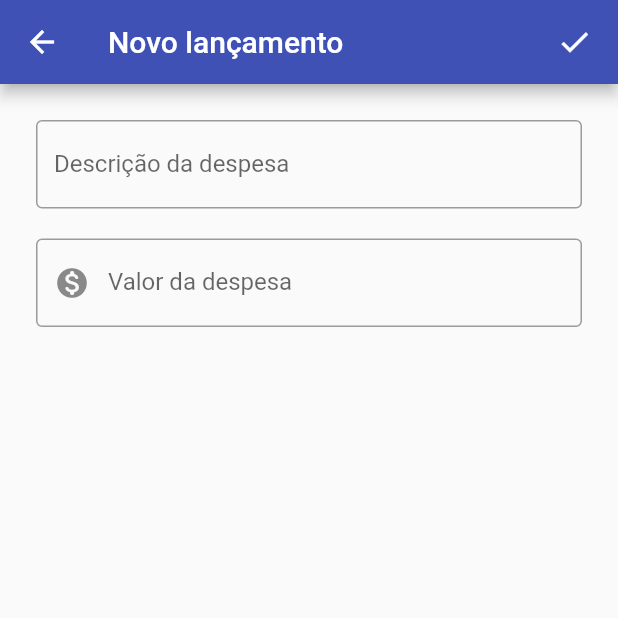
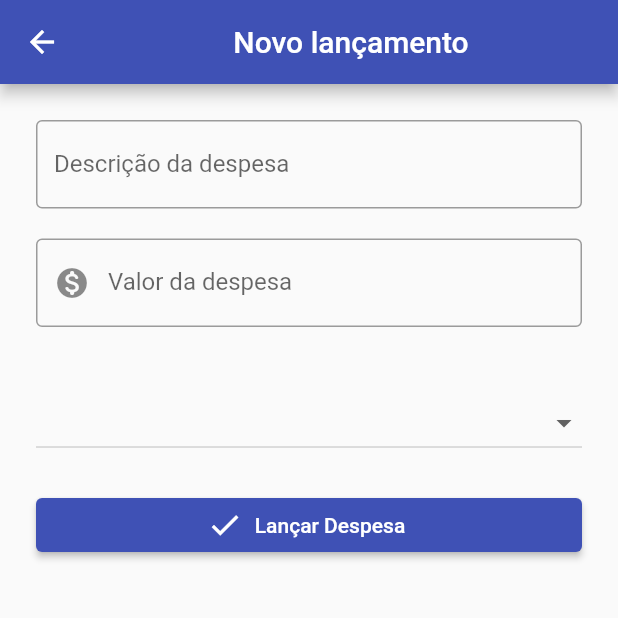
Before and after one commit to leeooallves/Projeto-Flutter, a Flutter app: the screen it shows after launch, after a tap on the "add" icon, on a phone screen of 412 x 824 dp, the top half of it. Run offline on Flutter 3.47's test engine with Material 2 defaults, Android fonts, the phone set to English and light mode, and no system bars.

Commit message:
Versão final apresentação projeto

```diff
--- a/lib/app.dart
+++ b/lib/app.dart
@@ -1,20 +1,19 @@
 import 'package:flutter/material.dart';
-import 'package:projeto/pages/financas_page.dart';
+import 'package:projeto/pages/home_page.dart';
 
-class App extends StatefulWidget {
+class App extends StatelessWidget {
   const App({super.key});
 
-  @override
-  State<App> createState() => _AppState();
-}
+  // int paginaAtual = 0;
 
-class _AppState extends State<App> {
+  // late PageController pc;
+
   @override
   Widget build(BuildContext context) {
     return const MaterialApp(
       title: 'App finanças',
       debugShowCheckedModeBanner: false,
-      home: FinancasPage(),
+      home: const HomePage(),
     );
   }
 }
--- /dev/null
+++ b/lib/model/carteira.dart
@@ -0,0 +1,11 @@
+import 'package:flutter/material.dart';
+
+class Carteira {
+  late final double saldo;
+
+  Carteira({
+    required this.saldo,
+  });
+
+
+}
--- a/lib/model/transacao.dart
+++ b/lib/model/transacao.dart
@@ -1,13 +1,11 @@
 class Transacao {
-  String id;
-  String titulo;
-  double valor;
-  String data;
+  final String titulo;
+  final double valor;
+  final bool tipo;
 
   Transacao({
-    required this.id,
     required this.titulo,
     required this.valor,
-    required this.data,
+    required this.tipo,
   });
 }
--- /dev/null
+++ b/lib/pages/despesas_page.dart
@@ -0,0 +1,54 @@
+import 'package:flutter/material.dart';
+import 'package:projeto/model/transacao.dart';
+
+import '../repositories/transacao_repository.dart';
+
+class DespesasPage extends StatefulWidget {
+  const DespesasPage({super.key});
+
+  @override
+  State<DespesasPage> createState() => _DespesasPageState();
+}
+
+class _DespesasPageState extends State<DespesasPage> {
+  final TransacaoRepository transacaoRepository = TransacaoRepository();
+  List<Transacao> transacoes = [];
+
+  @override
+  Widget build(BuildContext context) {
+    transacoes = transacaoRepository.getDespesas();
+    return Scaffold(
+      appBar: AppBar(
+        title: Center(child: Text('Despesas')),
+        backgroundColor: Colors.indigo,
+      ),
+      body: Column(
+        children: [
+          Flexible(
+              flex: 3,
+              child: ListView.separated(
+                  itemBuilder: (BuildContext context, int transacao) {
+                    return ListTile(
+                      shape: const RoundedRectangleBorder(
+                          borderRadius: BorderRadius.all(Radius.circular(200))),
+                      leading: const Icon(Icons.attach_money_rounded,
+                          color: Colors.red),
+                      tileColor: Colors.indigo,
+                      title: Text(
+                        transacoes[transacao].titulo.toString(),
+                        style: TextStyle(color: Colors.white),
+                      ),
+                      trailing: Text(
+                        transacoes[transacao].valor.toString(),
+                        style: TextStyle(color: Colors.white),
+                      ),
+                    );
+                  },
+                  padding: EdgeInsets.all(16),
+                  separatorBuilder: (_, ___) => Divider(),
+                  itemCount: transacoes.length)),
+        ],
+      ),
+    );
+  }
+}
--- a/lib/pages/financas_page.dart
+++ b/lib/pages/financas_page.dart
@@ -1,35 +1,42 @@
 import 'package:flutter/material.dart';
-import 'package:projeto/model/transacao.dart';
+import 'package:projeto/model/carteira.dart';
 import 'package:projeto/pages/nova_transacao_page.dart';
 import 'package:projeto/repositories/transacao_repository.dart';
 
-class FinancasPage extends StatelessWidget {
+class FinancasPage extends StatefulWidget {
   const FinancasPage({Key? key}) : super(key: key);
 
-  novaTransacao() {
-    // Navigator.push(
-    //   context,
-    //   MaterialPageRoute(
-    //     builder: (context) => const NovaTransacao(),
-    //   ),
-    // );
+  @override
+  State<FinancasPage> createState() => _FinancasPageState();
+}
+
+class _FinancasPageState extends State<FinancasPage> {
+  final TransacaoRepository transacaoRepository = TransacaoRepository();
+  late final Carteira carteira;
+
+  despesas(int transacao) {
+    return ListTile(
+      shape: const RoundedRectangleBorder(
+          borderRadius: BorderRadius.all(Radius.circular(200))),
+      leading: const Icon(Icons.attach_money_rounded, color: Colors.red),
+      tileColor: Colors.indigo,
+      title: Text(
+        transacaoRepository.transacoes[transacao].titulo,
+        style: TextStyle(color: Colors.white),
+      ),
+      trailing: Text(transacaoRepository.transacoes[transacao].valor.toString(),
+          style: TextStyle(color: Colors.white)),
+    );
   }
 
   @override
   Widget build(BuildContext context) {
-    final tabela = TransacaoRepository.transacoes;
+    // carteira = transacaoRepository.somaLancamentos();
 
     return Scaffold(
       appBar: AppBar(
-        title: Center(child: Text('Finanças')),
+        title: const Center(child: Text('Finanças')),
         backgroundColor: Colors.indigo,
-        actions: [
-          IconButton(
-            onPressed: () {},
-            icon: const Icon(Icons.menu),
-            padding: const EdgeInsets.all(15.0),
-          )
-        ],
       ),
       body: Column(
         children: [
@@ -39,10 +46,10 @@ class FinancasPage extends StatelessWidget {
                 padding: EdgeInsets.all(30),
                 margin: EdgeInsets.all(10),
                 child: Text(
-                  tabela.length.toString(),
+                  transacaoRepository.lancamentos.length.toString(),
                   style: TextStyle(
-                      fontSize: 90,
-                      letterSpacing: 5,
+                      fontSize: 70,
+                      letterSpacing: 4,
                       color: Colors.green.shade600),
                 ),
               )),
@@ -50,35 +57,27 @@ class FinancasPage extends StatelessWidget {
           Flexible(
               flex: 3,
               child: ListView.separated(
-                  itemBuilder: (BuildContext context, int transacao) {
-                    return ListTile(
-                      shape: const RoundedRectangleBorder(
-                          borderRadius: BorderRadius.all(Radius.circular(200))),
-                      leading: const Icon(Icons.attach_money_rounded,
-                          color: Colors.red),
-                      title: Text(tabela[transacao].titulo),
-                      trailing: Text(tabela[transacao].valor.toString()),
-                      selected: true,
-                      selectedTileColor: Colors.indigo,
-                    );
-                  },
+                  itemBuilder: (BuildContext context, int transacao) =>
+                      despesas(transacao),
                   padding: EdgeInsets.all(16),
                   separatorBuilder: (_, ___) => Divider(),
-                  itemCount: tabela.length))
+                  itemCount: transacaoRepository.transacoes.length))
         ],
       ),
       floatingActionButton: FloatingActionButton(
         onPressed: () {
           // novaTransacao();
-          Navigator.push(
-            context,
+          Navigator.of(context).push(
             MaterialPageRoute(
-              builder: (context) => const NovaTransacao(),
+              builder: (_) => NovaTransacao(
+                transacoesRepository: transacaoRepository,
+                // save: () => {},
+              ),
             ),
           );
         },
         child: Icon(Icons.add),
-        backgroundColor: Colors.indigo,
+        backgroundColor: Colors.green,
       ),
     );
   }
--- /dev/null
+++ b/lib/pages/ganhos_page.dart
@@ -0,0 +1,53 @@
+import 'package:flutter/material.dart';
+
+import '../model/transacao.dart';
+import '../repositories/transacao_repository.dart';
+
+class GanhoPage extends StatefulWidget {
+  const GanhoPage({super.key});
+
+  @override
+  State<GanhoPage> createState() => _GanhoPageState();
+}
+
+class _GanhoPageState extends State<GanhoPage> {
+  final TransacaoRepository transacaoRepository = TransacaoRepository();
+  List<Transacao> transacoes = [];
+  @override
+  Widget build(BuildContext context) {
+    transacoes = transacaoRepository.getGanhos();
+    return Scaffold(
+      appBar: AppBar(
+        title: Center(child: Text('Ganhos')),
+        backgroundColor: Colors.indigo,
+      ),
+      body: Column(
+        children: [
+          Flexible(
+              flex: 3,
+              child: ListView.separated(
+                  itemBuilder: (BuildContext context, int transacao) {
+                    return ListTile(
+                      shape: const RoundedRectangleBorder(
+                          borderRadius: BorderRadius.all(Radius.circular(200))),
+                      leading: const Icon(Icons.attach_money_rounded,
+                          color: Colors.green),
+                      tileColor: Colors.indigo,
+                      title: Text(
+                        transacoes[transacao].titulo.toString(),
+                        style: TextStyle(color: Colors.white),
+                      ),
+                      trailing: Text(
+                        transacoes[transacao].valor.toString(),
+                        style: TextStyle(color: Colors.white),
+                      ),
+                    );
+                  },
+                  padding: EdgeInsets.all(16),
+                  separatorBuilder: (_, ___) => Divider(),
+                  itemCount: transacoes.length)),
+        ],
+      ),
+    );
+  }
+}
--- /dev/null
+++ b/lib/pages/home_page.dart
@@ -0,0 +1,55 @@
+import 'package:flutter/material.dart';
+import 'package:projeto/pages/despesas_page.dart';
+import 'package:projeto/pages/financas_page.dart';
+import 'package:projeto/pages/ganhos_page.dart';
+
+class HomePage extends StatefulWidget {
+  const HomePage({super.key});
+
+  @override
+  State<HomePage> createState() => _HomePageState();
+}
+
+class _HomePageState extends State<HomePage> {
+  int paginaAtual = 0;
+  late PageController pc;
+
+  @override
+  void initState() {
+    super.initState();
+    pc = PageController(initialPage: paginaAtual);
+  }
+
+  setPaginaAtual(pagina) {
+    setState(() {
+      paginaAtual = pagina;
+    });
+  }
+
+  Widget build(BuildContext context) {
+    return Scaffold(
+      body: PageView(
+        controller: pc,
+        children: [FinancasPage(), DespesasPage(), GanhoPage()],
+        onPageChanged: setPaginaAtual,
+      ),
+      bottomNavigationBar: BottomNavigationBar(
+        currentIndex: paginaAtual,
+        items: [
+          BottomNavigationBarItem(icon: Icon(Icons.list), label: 'Lançamentos'),
+          BottomNavigationBarItem(
+              icon: Icon(Icons.money_off), label: 'Despesas'),
+          BottomNavigationBarItem(
+              icon: Icon(Icons.attach_money), label: 'Ganhos'),
+        ],
+        onTap: (pagina) {
+          pc.animateToPage(
+            pagina,
+            duration: Duration(milliseconds: 400),
+            curve: Curves.ease,
+          );
+        },
+      ),
+    );
+  }
+}
--- a/lib/pages/nova_transacao_page.dart
+++ b/lib/pages/nova_transacao_page.dart
@@ -1,35 +1,54 @@
 import 'package:flutter/material.dart';
+import 'package:flutter/services.dart';
+import 'package:projeto/model/transacao.dart';
+import 'package:projeto/repositories/transacao_repository.dart';
 
 class NovaTransacao extends StatefulWidget {
-  const NovaTransacao({super.key});
+  final TransacaoRepository transacoesRepository;
+  // final Function() save;
+  const NovaTransacao({
+    Key? key,
+    required this.transacoesRepository,
+    // required this.save,
+  }) : super(key: key);
 
   @override
   State<NovaTransacao> createState() => _NovaTransacaoState();
 }
 
 class _NovaTransacaoState extends State<NovaTransacao> {
+  final _form = GlobalKey<FormState>();
+  final _descricao = TextEditingController();
+  final _valor = TextEditingController();
+  final _tipoLancamento = TextEditingController();
+  final dropValue = ValueNotifier('');
+  final dropOpcoes = ['Despesa', 'Ganho'];
+
+  novaTransacao() {
+    if (_form.currentState!.validate()) {
+      // Navigator.pop(context);
+      widget.transacoesRepository.salvarLancamento(Transacao(
+          titulo: _descricao.text,
+          valor: double.parse(_valor.text),
+          tipo: true));
+
+      Navigator.of(context).pop();
+      ScaffoldMessenger.of(context).showSnackBar(
+          SnackBar(content: Text('Novo lançamento realizado com sucesso')));
+    }
+  }
+
   @override
   Widget build(BuildContext context) {
     return Scaffold(
       appBar: AppBar(
-        title: Text('Novo lançamento'),
+        title: Center(child: Text('Novo lançamento')),
         backgroundColor: Colors.indigo,
-        actions: [
-          Padding(
-            padding: const EdgeInsets.all(5),
-            child: IconButton(
-              onPressed: () => {},
-              icon: const Icon(
-                Icons.check,
-                color: Colors.white,
-              ),
-            ),
-          )
-        ],
       ),
       body: Padding(
         padding: const EdgeInsets.all(24.0),
         child: Form(
+          key: _form,
           child: ListView(
             children: [
               Padding(
@@ -38,6 +57,12 @@ class _NovaTransacaoState extends State<NovaTransacao> {
                   decoration: const InputDecoration(
                       border: OutlineInputBorder(),
                       labelText: 'Descrição da despesa'),
+                  validator: (value) {
+                    if (value!.isEmpty) {
+                      return 'Informe uma descrição';
+                    }
+                  },
+                  controller: _descricao,
                 ),
               ),
               Padding(
@@ -52,6 +77,7 @@ class _NovaTransacaoState extends State<NovaTransacao> {
                         style: TextStyle(fontSize: 12),
                       )),
                   keyboardType: TextInputType.number,
+                  inputFormatters: [FilteringTextInputFormatter.digitsOnly],
                   validator: (value) {
                     if (value!.isEmpty) {
                       return 'Informe o valor da despesa';
@@ -59,8 +85,31 @@ class _NovaTransacaoState extends State<NovaTransacao> {
                       return 'Informe um valor maior que R\$0,01';
                     }
                     return null;
-                    }),
+                  },
+                  controller: _valor,
                 ),
+              ),
+              Padding(
+                padding: EdgeInsets.symmetric(vertical: 20),
+                child: DropdownButton(
+                  items: const [
+                    DropdownMenuItem(
+                      child: Text('data'),
+                      value: 'texte',
+                    ),
+                  ],
+                  onChanged: (value) {},
+                  isExpanded: true,
+                ),
+              ),
+              ElevatedButton.icon(
+                  onPressed: () => novaTransacao(),
+                  style: const ButtonStyle(
+                      backgroundColor: MaterialStatePropertyAll(Colors.indigo)),
+                  icon: const Icon(
+                    Icons.check,
+                  ),
+                  label: Text('Lançar Despesa')),
             ],
           ),
         ),
--- a/lib/repositories/transacao_repository.dart
+++ b/lib/repositories/transacao_repository.dart
@@ -1,33 +1,72 @@
+import 'dart:collection';
+import 'package:flutter/material.dart';
 import 'package:projeto/model/transacao.dart';
 
-class TransacaoRepository {
-  static List<Transacao> transacoes = [
-    Transacao(id: '1', titulo: 'testando1', valor: 50.55, data: '12/12/2022'),
-    Transacao(id: '2', titulo: 'testando2', valor: 50.56, data: '12/12/2022'),
-    Transacao(id: '3', titulo: 'testando3', valor: 50.57, data: '12/12/2022'),
-    Transacao(id: '1', titulo: 'testando1', valor: 50.55, data: '12/12/2022'),
-    Transacao(id: '2', titulo: 'testando2', valor: 50.56, data: '12/12/2022'),
-    Transacao(id: '3', titulo: 'testando3', valor: 50.57, data: '12/12/2022'),
-    Transacao(id: '1', titulo: 'testando1', valor: 50.55, data: '12/12/2022'),
-    Transacao(id: '2', titulo: 'testando2', valor: 50.56, data: '12/12/2022'),
-    Transacao(id: '3', titulo: 'testando3', valor: 50.57, data: '12/12/2022'),
-    Transacao(id: '1', titulo: 'testando1', valor: 50.55, data: '12/12/2022'),
-    Transacao(id: '2', titulo: 'testando2', valor: 50.56, data: '12/12/2022'),
-    Transacao(id: '3', titulo: 'testando3', valor: 50.57, data: '12/12/2022'),
-    Transacao(id: '1', titulo: 'testando1', valor: 50.55, data: '12/12/2022'),
-    Transacao(id: '2', titulo: 'testando2', valor: 50.56, data: '12/12/2022'),
-    Transacao(id: '3', titulo: 'testando3', valor: 50.57, data: '12/12/2022'),
-    Transacao(id: '1', titulo: 'testando1', valor: 50.55, data: '12/12/2022'),
-    Transacao(id: '2', titulo: 'testando2', valor: 50.56, data: '12/12/2022'),
-    Transacao(id: '3', titulo: 'testando3', valor: 50.57, data: '12/12/2022'),
-    Transacao(id: '1', titulo: 'testando1', valor: 50.55, data: '12/12/2022'),
-    Transacao(id: '2', titulo: 'testando2', valor: 50.56, data: '12/12/2022'),
-    Transacao(id: '3', titulo: 'testando3', valor: 50.57, data: '12/12/2022'),
-    Transacao(id: '1', titulo: 'testando1', valor: 50.55, data: '12/12/2022'),
-    Transacao(id: '2', titulo: 'testando2', valor: 50.56, data: '12/12/2022'),
-    Transacao(id: '3', titulo: 'testando3', valor: 50.57, data: '12/12/2022'),
-    Transacao(id: '1', titulo: 'testando1', valor: 50.55, data: '12/12/2022'),
-    Transacao(id: '2', titulo: 'testando2', valor: 50.56, data: '12/12/2022'),
-    Transacao(id: '3', titulo: 'testando3', valor: 50.57, data: '12/12/2022'),
-  ];
+class TransacaoRepository extends ChangeNotifier {
+  final List<Transacao> lancamentos = [];
+  // Carteira? carteira;
+  UnmodifiableListView<Transacao> get transacoes =>
+      UnmodifiableListView(lancamentos);
+
+  salvarLancamento(Transacao lancamento) {
+    lancamentos.add(lancamento);
+    notifyListeners();
+  }
+
+  somaLancamentos() {
+    // for (var i = 0; i < lancamentos.length; i++) {
+    //   if (lancamentos[i].tipo == true) {
+    //     carteira?.saldo += lancamentos[i].valor;
+    //   } else {
+    //     carteira?.saldo -= lancamentos[i].valor;
+    //   }
+    // }
+    // return carteira?.saldo;
+  }
+
+  TransacaoRepository() {
+    lancamentos.addAll([
+      Transacao(titulo: 'testando1', valor: 50.55, tipo: true),
+      Transacao(titulo: 'testando2', valor: 50.56, tipo: false),
+      // Transacao(
+      //     id: '3',
+      //     titulo: 'testando3',
+      //     valor: 50.57,
+      //     data: '12/12/2022',
+      //     tipo: true),
+      // Transacao(
+      //     id: '2',
+      //     titulo: 'testando2',
+      //     valor: 50.56,
+      //     data: '12/12/2022',
+      //     tipo: true),
+      // Transacao(
+      //     id: '3',
+      //     titulo: 'testando3',
+      //     valor: 50.57,
+      //     data: '12/12/2022',
+      //     tipo: true),
+      // Transacao(
+      //     id: '2',
+      //     titulo: 'testando2',
+      //     valor: 50.56,
+      //     data: '12/12/2022',
+      //     tipo: false),
+      // Transacao(
+      //     id: '3',
+      //     titulo: 'despesa',
+      //     valor: 10.60,
+      //     data: '12/12/2022',
+      //     tipo: false),
+    ]);
+    notifyListeners();
+  }
+
+  List<Transacao> getDespesas() {
+    return lancamentos.where((transacao) => transacao.tipo == false).toList();
+  }
+
+  List<Transacao> getGanhos() {
+    return lancamentos.where((transacao) => transacao.tipo == true).toList();
+  }
 }
```
Also changed, not shown: lib/controllers/transacoes_controller.dart (added, +9 -0 lines), 1 other file. Lines whose indentation alone changed are shown as unchanged.
